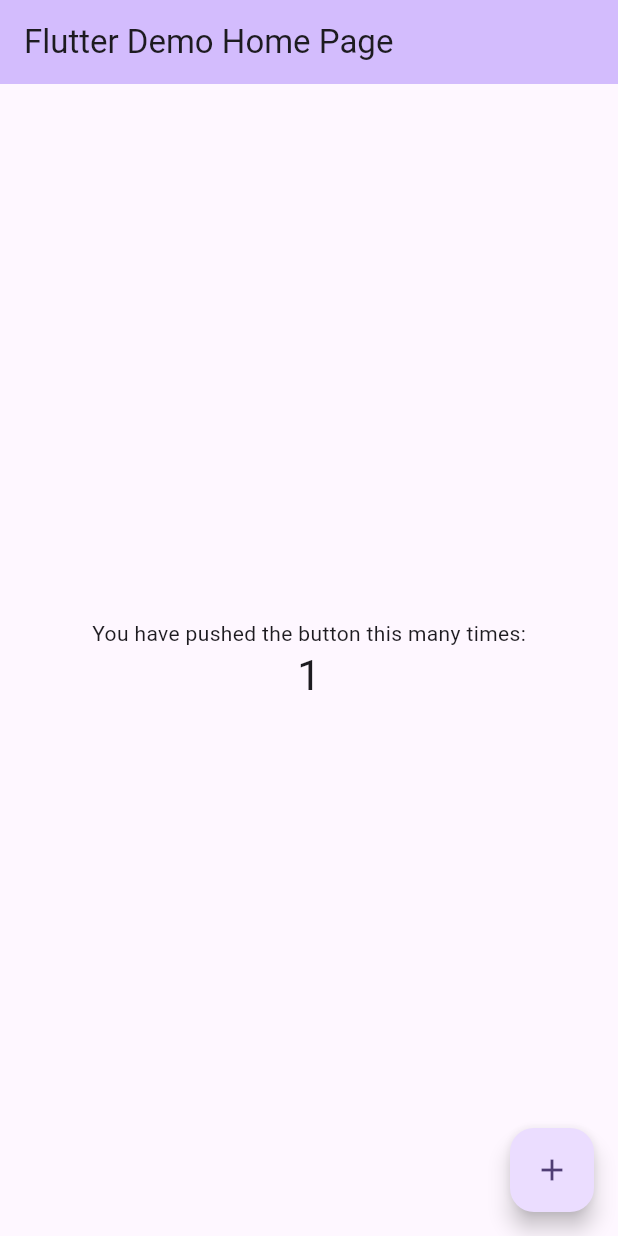
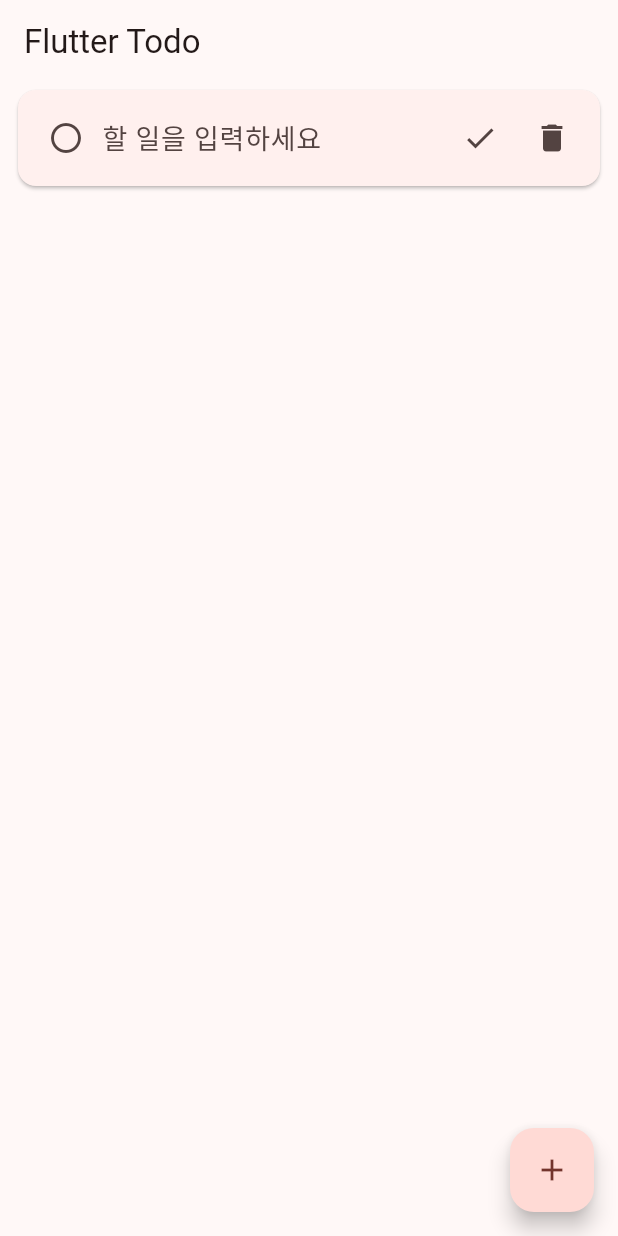
Before and after one commit to SerenityS/flutter_study_todo, a Flutter app: the screen it shows after launch, after a tap on the "add" icon, on a phone screen of 412 x 824 dp. Run offline on Flutter 3.47's test engine with Material 2 defaults, Android fonts, the phone set to English and light mode, and no system bars.

Commit message:
feat: implement Todo
Signed-off-by: qwertycvb(HeeRyun, Jin <jins4218@gmail.com>

```diff
--- a/lib/main.dart
+++ b/lib/main.dart
@@ -1,4 +1,5 @@
 import 'package:flutter/material.dart';
+import 'package:flutter_study_todo/views/todo_page.dart';
 
 void main() {
   runApp(const MyApp());
@@ -11,7 +12,6 @@ class MyApp extends StatelessWidget {
   @override
   Widget build(BuildContext context) {
     return MaterialApp(
-      title: 'Flutter Demo',
       theme: ThemeData(
         // This is the theme of your application.
         //
@@ -28,98 +28,10 @@ class MyApp extends StatelessWidget {
         //
         // This works for code too, not just values: Most code changes can be
         // tested with just a hot reload.
-        colorScheme: ColorScheme.fromSeed(seedColor: Colors.deepPurple),
+        colorScheme: ColorScheme.fromSeed(seedColor: Colors.red),
         useMaterial3: true,
       ),
-      home: const MyHomePage(title: 'Flutter Demo Home Page'),
+      home: const TodoPage(),
     );
   }
 }
-
-class MyHomePage extends StatefulWidget {
-  const MyHomePage({super.key, required this.title});
-
-  // This widget is the home page of your application. It is stateful, meaning
-  // that it has a State object (defined below) that contains fields that affect
-  // how it looks.
-
-  // This class is the configuration for the state. It holds the values (in this
-  // case the title) provided by the parent (in this case the App widget) and
-  // used by the build method of the State. Fields in a Widget subclass are
-  // always marked "final".
-
-  final String title;
-
-  @override
-  State<MyHomePage> createState() => _MyHomePageState();
-}
-
-class _MyHomePageState extends State<MyHomePage> {
-  int _counter = 0;
-
-  void _incrementCounter() {
-    setState(() {
-      // This call to setState tells the Flutter framework that something has
-      // changed in this State, which causes it to rerun the build method below
-      // so that the display can reflect the updated values. If we changed
-      // _counter without calling setState(), then the build method would not be
-      // called again, and so nothing would appear to happen.
-      _counter++;
-    });
-  }
-
-  @override
-  Widget build(BuildContext context) {
-    // This method is rerun every time setState is called, for instance as done
-    // by the _incrementCounter method above.
-    //
-    // The Flutter framework has been optimized to make rerunning build methods
-    // fast, so that you can just rebuild anything that needs updating rather
-    // than having to individually change instances of widgets.
-    return Scaffold(
-      appBar: AppBar(
-        // TRY THIS: Try changing the color here to a specific color (to
-        // Colors.amber, perhaps?) and trigger a hot reload to see the AppBar
-        // change color while the other colors stay the same.
-        backgroundColor: Theme.of(context).colorScheme.inversePrimary,
-        // Here we take the value from the MyHomePage object that was created by
-        // the App.build method, and use it to set our appbar title.
-        title: Text(widget.title),
-      ),
-      body: Center(
-        // Center is a layout widget. It takes a single child and positions it
-        // in the middle of the parent.
-        child: Column(
-          // Column is also a layout widget. It takes a list of children and
-          // arranges them vertically. By default, it sizes itself to fit its
-          // children horizontally, and tries to be as tall as its parent.
-          //
-          // Column has various properties to control how it sizes itself and
-          // how it positions its children. Here we use mainAxisAlignment to
-          // center the children vertically; the main axis here is the vertical
-          // axis because Columns are vertical (the cross axis would be
-          // horizontal).
-          //
-          // TRY THIS: Invoke "debug painting" (choose the "Toggle Debug Paint"
-          // action in the IDE, or press "p" in the console), to see the
-          // wireframe for each widget.
-          mainAxisAlignment: MainAxisAlignment.center,
-          children: <Widget>[
-            const Text(
-              'You have pushed the button this many times:',
-            ),
-            Text(
-              '$_counter',
-              style: Theme.of(context).textTheme.headlineMedium,
-            ),
-          ],
-        ),
-      ),
-      floatingActionButton: FloatingActionButton(
-        onPressed: _incrementCounter,
-        tooltip: 'Increment',
-        child: const Icon(Icons.add),
-      ), // This trailing comma makes auto-formatting nicer for build methods.
-    );
-  }
-}
--- /dev/null
+++ b/lib/models/todo.dart
@@ -0,0 +1,7 @@
+class Todo {
+  String title;
+  bool isDone = false;
+  bool isEditing = true;
+
+  Todo({required this.title});
+}
--- /dev/null
+++ b/lib/views/todo_page.dart
@@ -0,0 +1,100 @@
+import 'package:flutter/material.dart';
+import 'package:flutter_study_todo/models/todo.dart';
+
+class TodoPage extends StatefulWidget {
+  const TodoPage({super.key});
+
+  @override
+  State<TodoPage> createState() => _TodoPageState();
+}
+
+class _TodoPageState extends State<TodoPage> {
+  final List<Todo> _todos = [];
+  final List<TextEditingController> _controllers = [];
+  final FocusNode _focusNode = FocusNode();
+
+  @override
+  Widget build(BuildContext context) {
+    return Scaffold(
+      appBar: AppBar(title: const Text("Flutter Todo")),
+      body: ListView.builder(
+        itemCount: _todos.length,
+        itemBuilder: (BuildContext context, int i) {
+          return Card(
+            margin: const EdgeInsets.symmetric(horizontal: 12.0, vertical: 4.0),
+            child: Padding(
+              padding: const EdgeInsets.all(8.0),
+              child: Row(
+                children: [
+                  IconButton(
+                    padding: EdgeInsets.zero,
+                    onPressed: () {
+                      setState(() {
+                        _todos[i].isDone = !_todos[i].isDone;
+                      });
+                    },
+                    icon: _todos[i].isDone ? const Icon(Icons.check_circle) : const Icon(Icons.circle_outlined),
+                  ),
+                  if (_todos[i].isEditing) ...[
+                    Expanded(
+                      child: TextField(
+                        controller: _controllers[i],
+                        focusNode: _focusNode,
+                        decoration: const InputDecoration(
+                          hintText: "할 일을 입력하세요",
+                          hintStyle: TextStyle(fontSize: 18.0),
+                          border: InputBorder.none,
+                          contentPadding: EdgeInsets.zero,
+                        ),
+                      ),
+                    ),
+                  ] else ...[
+                    Text(_todos[i].title,
+                        style: TextStyle(
+                          fontSize: 18.0,
+                          decoration: _todos[i].isDone ? TextDecoration.lineThrough : TextDecoration.none,
+                        )),
+                    const Spacer(),
+                  ],
+                  IconButton(
+                    onPressed: () {
+                      setState(() {
+                        _todos[i].isEditing = !_todos[i].isEditing;
+
+                        if (_todos[i].isEditing) {
+                          _controllers[i].text = _todos[i].title;
+                          _focusNode.requestFocus();
+                        } else {
+                          _todos[i].title = _controllers[i].text;
+                        }
+                      });
+                    },
+                    icon: _todos[i].isEditing ? const Icon(Icons.check) : const Icon(Icons.edit),
+                  ),
+                  IconButton(
+                    onPressed: () {
+                      setState(() {
+                        _todos.removeAt(i);
+                        _controllers.removeAt(i);
+                      });
+                    },
+                    icon: const Icon(Icons.delete),
+                  ),
+                ],
+              ),
+            ),
+          );
+        },
+      ),
+      floatingActionButton: FloatingActionButton(
+        onPressed: () {
+          setState(() {
+            _todos.add(Todo(title: ""));
+            _controllers.add(TextEditingController());
+          });
+        },
+        child: const Icon(Icons.add),
+      ),
+    );
+  }
+}
```
